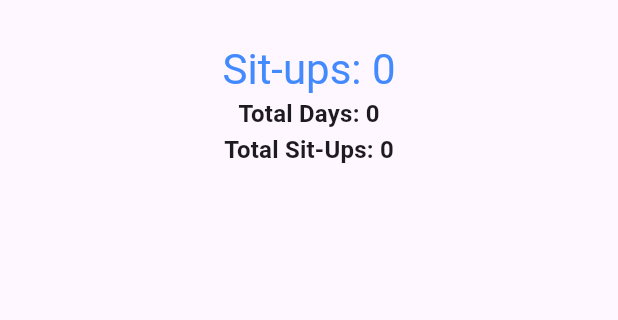
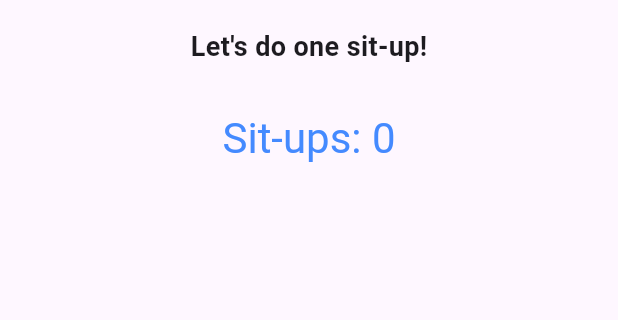
Before and after one commit to theMistletoe/only-one-sit-up, a Flutter app: the screen it shows after launch, after a tap on "Close", on a phone screen of 412 x 824 dp, the part 84-404 px from its top. Run offline on Flutter 3.47's test engine with Material 3 defaults, Android fonts, the phone set to English and light mode, and no system bars; our stand-ins replace confetti, sensors_plus, shared_preferences, sqflite, vibration; accounts and stored records are empty.

Commit message:
Add sit-up count display and motivational messages

```diff
--- a/lib/main.dart
+++ b/lib/main.dart
@@ -204,6 +204,10 @@ class _MyHomePageState extends State<MyHomePage> {
 
   @override
   Widget build(BuildContext context) {
+    // Get today's date and check if there are any sit-ups recorded for today
+    final today = getTodayDate();
+    final todaySitUps = _sitUpLog[today] ?? 0;
+
     // Added ThemeData for consistent styling throughout the app
     return MaterialApp(
       home: Scaffold(
@@ -221,6 +225,27 @@ class _MyHomePageState extends State<MyHomePage> {
           child: Column(
             mainAxisAlignment: MainAxisAlignment.start,
             children: <Widget>[
+              if (todaySitUps == 0)
+                const Padding(
+                  padding: EdgeInsets.all(10),
+                  child: Text(
+                    "Let's do one sit-up!",
+                    style: TextStyle(fontSize: 18, fontWeight: FontWeight.bold),
+                  ),
+                ),
+              if (_sitUpCount > 0)
+                const Padding(
+                  padding: EdgeInsets.symmetric(
+                      vertical: 8.0), // Padding around the "Well done!" text
+                  child: Text(
+                    'Well done!',
+                    style: TextStyle(
+                      fontSize: 24,
+                      fontWeight: FontWeight.bold,
+                      color: Colors.green,
+                    ),
+                  ),
+                ),
               Align(
                 alignment: Alignment.topCenter,
                 child: ConfettiWidget(
@@ -241,32 +266,23 @@ class _MyHomePageState extends State<MyHomePage> {
                     color: Colors
                         .blueAccent), // Larger text with accent color for the count
               ),
+              if (todaySitUps != 0)
                 Text(
                   'Total Days: ${getTotalDays()}',
                   style: Theme.of(context).textTheme.titleMedium?.copyWith(
                       fontWeight: FontWeight
                           .w600), // Subtle and less bold for secondary info
                 ),
+              if (todaySitUps != 0)
                 Text(
                   'Total Sit-Ups: ${getTotalSitUps()}',
                   style: Theme.of(context).textTheme.titleMedium?.copyWith(
                       fontWeight: FontWeight
                           .w600), // Consistent styling with the above text
                 ),
+              if (todaySitUps != 0)
                 const SizedBox(height: 20), // More spacing for a cleaner look
-              if (_sitUpCount > 0)
-                const Padding(
-                  padding: EdgeInsets.symmetric(
-                      vertical: 8.0), // Padding around the "Well done!" text
-                  child: Text(
-                    'Well done!',
-                    style: TextStyle(
-                      fontSize: 24,
-                      fontWeight: FontWeight.bold,
-                      color: Colors.green,
-                    ),
-                  ),
-                ),
+              if (todaySitUps != 0)
                 Expanded(
                   child: sitUpLogWidget(), // The list of sit-up counts per day
                 ),
```
Lines whose indentation alone changed are shown as unchanged.
